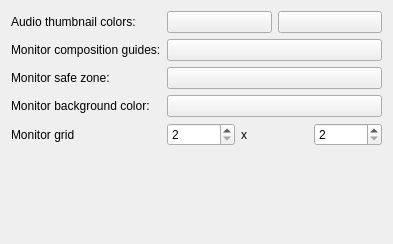
This is src/ui/configcolors_ui.ui in KDE/kdenlive as Qt 5 draws it before an edit. The edited form follows.
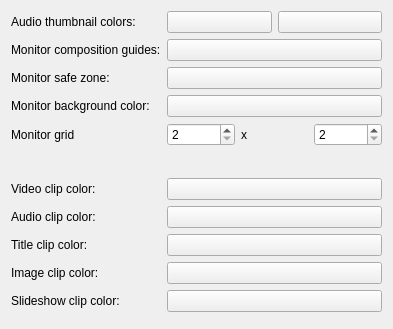
This is the edited form. Custom widgets are drawn as their Qt base class.

Commit message: Add configuration of colors for clip types (video, audio, title, image, slideshow)

What changed in the file:
```diff
--- a/src/ui/configcolors_ui.ui
+++ b/src/ui/configcolors_ui.ui
@@ -107,6 +107,76 @@
     </widget>
    </item>
    <item row="6" column="0">
+    <widget class="QLabel" name="label_video_color">
+     <property name="text">
+      <string>Video clip color:</string>
+     </property>
+    </widget>
+   </item>
+   <item row="6" column="1">
+    <widget class="KColorButton" name="kcfg_videoColor">
+     <property name="alphaChannelEnabled">
+        <bool>true</bool>
+     </property>
+    </widget>
+   </item>
+   <item row="7" column="0">
+    <widget class="QLabel" name="label_audio_color">
+     <property name="text">
+      <string>Audio clip color:</string>
+     </property>
+    </widget>
+   </item>
+   <item row="7" column="1">
+    <widget class="KColorButton" name="kcfg_audioColor">
+     <property name="alphaChannelEnabled">
+        <bool>true</bool>
+     </property>
+    </widget>
+   </item>
+   <item row="8" column="0">
+    <widget class="QLabel" name="label_title_color">
+     <property name="text">
+      <string>Title clip color:</string>
+     </property>
+    </widget>
+   </item>
+   <item row="8" column="1">
+    <widget class="KColorButton" name="kcfg_titleColor">
+     <property name="alphaChannelEnabled">
+        <bool>true</bool>
+     </property>
+    </widget>
+   </item>
+   <item row="9" column="0">
+    <widget class="QLabel" name="label_image_color">
+     <property name="text">
+      <string>Image clip color:</string>
+     </property>
+    </widget>
+   </item>
+   <item row="9" column="1">
+    <widget class="KColorButton" name="kcfg_imageColor">
+     <property name="alphaChannelEnabled">
+        <bool>true</bool>
+     </property>
+    </widget>
+   </item>
+   <item row="10" column="0">
+    <widget class="QLabel" name="label_slideshow_color">
+     <property name="text">
+      <string>Slideshow clip color:</string>
+     </property>
+    </widget>
+   </item>
+   <item row="10" column="1">
+    <widget class="KColorButton" name="kcfg_slideshowColor">
+     <property name="alphaChannelEnabled">
+        <bool>true</bool>
+     </property>
+    </widget>
+   </item>
+   <item row="11" column="0">
     <spacer name="verticalSpacer">
      <property name="orientation">
       <enum>Qt::Orientation::Vertical</enum>
```
The commit also changes 3 other files.
